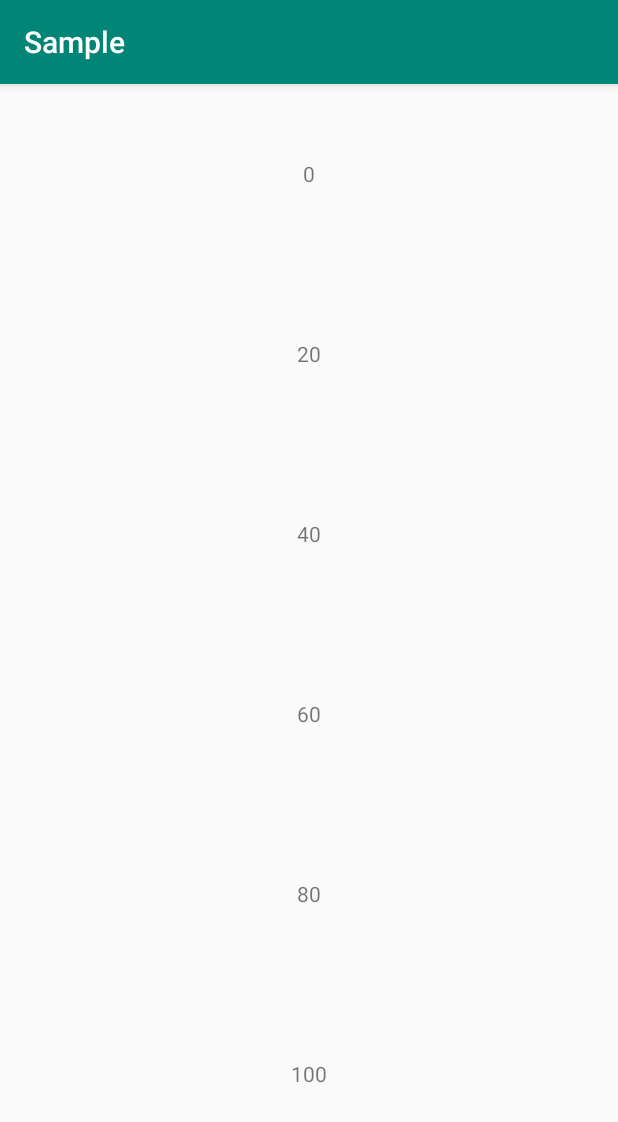
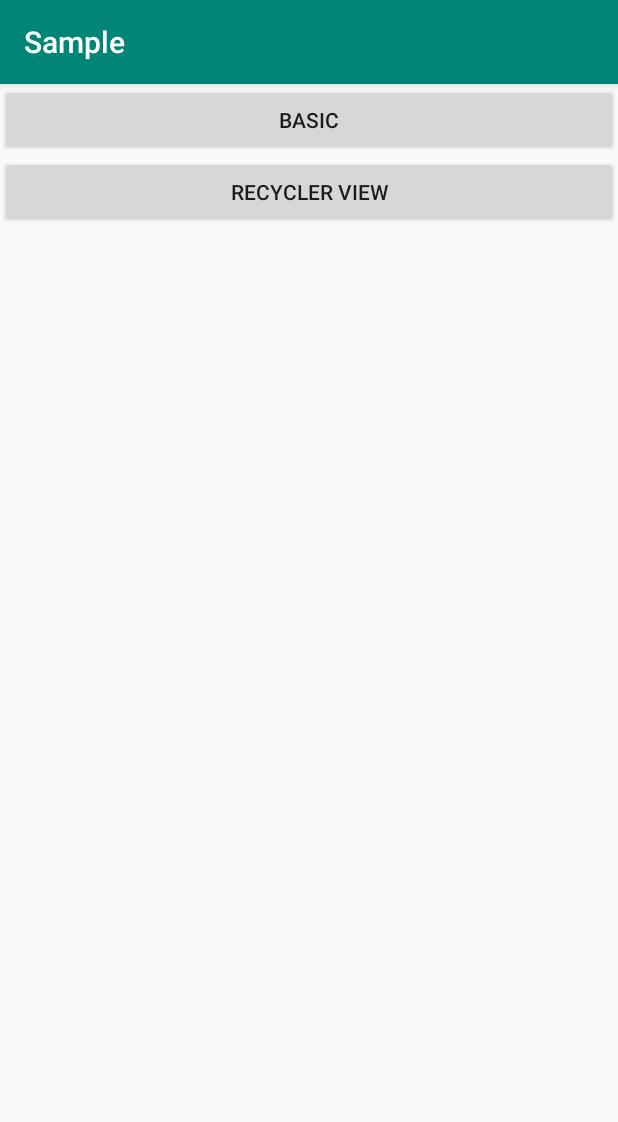
Before and after one commit to Tunous/SwipeProgressView, an Android app: the screen it shows after launch (MainActivity), on a phone screen of 412 x 824 dp. Shown: the top 1122 px of the screen. Run offline under Robolectric (Android 15) with nearby library versions, the phone set to English and light mode, and no system bars; libraries missing offline, so code that uses them is left out: me.thanel.swipeprogressview.

Commit message:
Add main navigation activity

```diff
--- a/library/src/main/java/me/thanel/swipeprogressview/SwipeProgressView.kt
+++ b/library/src/main/java/me/thanel/swipeprogressview/SwipeProgressView.kt
@@ -235,6 +235,7 @@ class SwipeProgressView @JvmOverloads constructor(
 
         override fun onSingleTapUp(e: MotionEvent): Boolean {
             if (isClickable) {
+                onShowPress(e)
                 performClick()
                 isPressed = false
             }
--- a/sample/src/main/AndroidManifest.xml
+++ b/sample/src/main/AndroidManifest.xml
@@ -9,7 +9,7 @@
         android:roundIcon="@mipmap/ic_launcher_round"
         android:supportsRtl="true"
         android:theme="@style/AppTheme">
-        <activity android:name=".BasicTestActivity" />
+
         <activity android:name=".MainActivity">
             <intent-filter>
                 <action android:name="android.intent.action.MAIN" />
@@ -17,6 +17,10 @@
                 <category android:name="android.intent.category.LAUNCHER" />
             </intent-filter>
         </activity>
+
+        <activity android:name=".BasicTestActivity" />
+
+        <activity android:name=".RecyclerViewTestActivity" />
     </application>
 
 </manifest>
--- a/sample/src/main/java/me/thanel/swipeprogressview/sample/MainActivity.kt
+++ b/sample/src/main/java/me/thanel/swipeprogressview/sample/MainActivity.kt
@@ -1,8 +1,8 @@
 package me.thanel.swipeprogressview.sample
 
+import android.content.Intent
 import android.os.Bundle
 import androidx.appcompat.app.AppCompatActivity
-import androidx.recyclerview.widget.LinearLayoutManager
 import kotlinx.android.synthetic.main.activity_main.*
 
 class MainActivity : AppCompatActivity() {
@@ -11,7 +11,11 @@ class MainActivity : AppCompatActivity() {
         super.onCreate(savedInstanceState)
         setContentView(R.layout.activity_main)
 
-        swipeItemRecyclerView.layoutManager = LinearLayoutManager(this)
-        swipeItemRecyclerView.adapter = SwipeItemAdapter()
+        basicButton.setOnClickListener {
+            startActivity(Intent(this, BasicTestActivity::class.java))
+        }
+        recyclerViewButton.setOnClickListener {
+            startActivity(Intent(this, RecyclerViewTestActivity::class.java))
+        }
     }
 }
--- a/sample/src/main/res/layout/activity_main.xml
+++ b/sample/src/main/res/layout/activity_main.xml
@@ -1,8 +1,21 @@
 <?xml version="1.0" encoding="utf-8"?>
-<androidx.recyclerview.widget.RecyclerView xmlns:android="http://schemas.android.com/apk/res/android"
+<LinearLayout xmlns:android="http://schemas.android.com/apk/res/android"
     xmlns:tools="http://schemas.android.com/tools"
-    android:id="@+id/swipeItemRecyclerView"
     android:layout_width="match_parent"
     android:layout_height="match_parent"
-    tools:context=".MainActivity"
-    tools:listitem="@layout/item_swipe" />
+    android:orientation="vertical"
+    tools:context=".MainActivity">
+
+    <Button
+        android:id="@+id/basicButton"
+        android:layout_width="match_parent"
+        android:layout_height="wrap_content"
+        android:text="Basic" />
+
+    <Button
+        android:id="@+id/recyclerViewButton"
+        android:layout_width="match_parent"
+        android:layout_height="wrap_content"
+        android:text="Recycler View" />
+
+</LinearLayout>
```
Also changed, not shown: sample/src/main/java/me/thanel/swipeprogressview/sample/RecyclerViewTestActivity.kt (added, +17 -0 lines), sample/src/main/res/layout/activity_recycler_view_test.xml (added, +8 -0 lines).
